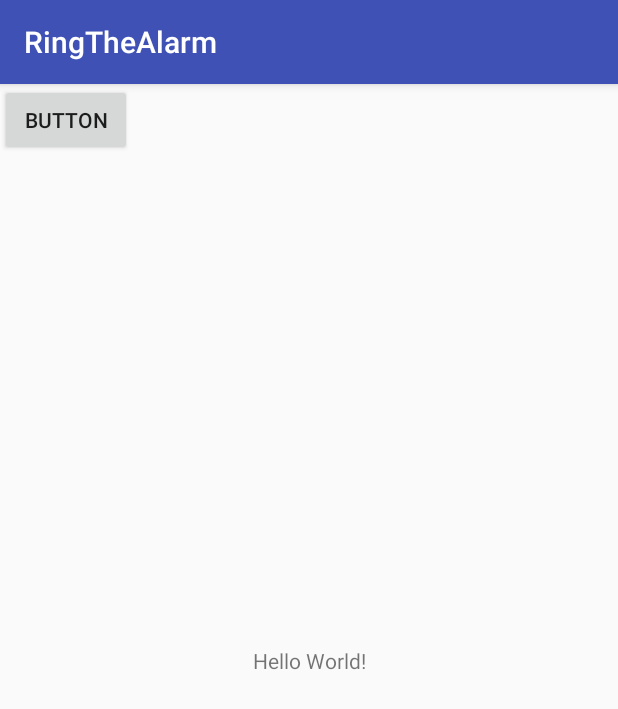
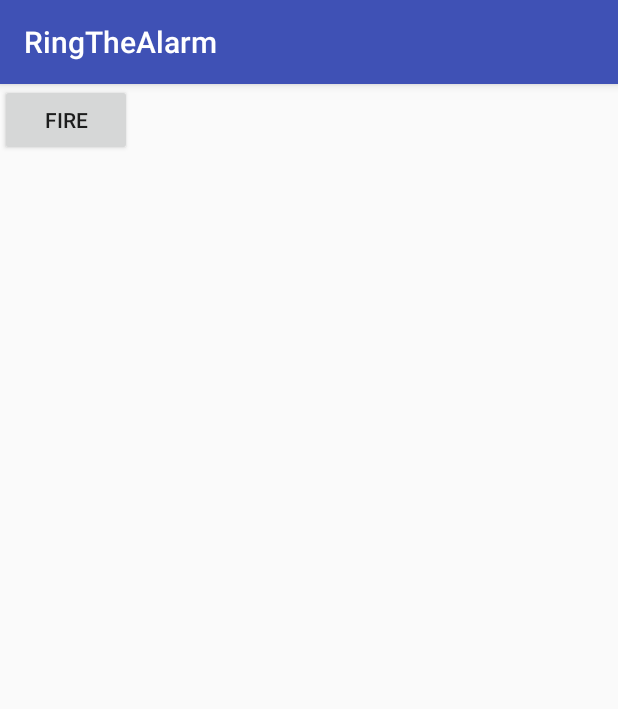
Before and after one commit to NjeriNjoroge/Ring_The_Alarm, an Android app: the screen it shows after launch (MainActivity), on a phone screen of 412 x 824 dp. Shown: the top 709 px of the screen. Run offline under Robolectric (Android 15) with nearby library versions, the phone set to English and light mode, and no system bars.

Commit message:
fire list view

```diff
--- a/app/src/main/AndroidManifest.xml
+++ b/app/src/main/AndroidManifest.xml
@@ -16,6 +16,7 @@
                 <category android:name="android.intent.category.LAUNCHER" />
             </intent-filter>
         </activity>
+        <activity android:name=".FireActivity"></activity>
     </application>
 
 </manifest>
--- a/app/src/main/java/com/example/gnjoroge/ringthealarm/MainActivity.java
+++ b/app/src/main/java/com/example/gnjoroge/ringthealarm/MainActivity.java
@@ -1,13 +1,30 @@
 package com.example.gnjoroge.ringthealarm;
 
+import android.content.Intent;
 import android.support.v7.app.AppCompatActivity;
 import android.os.Bundle;
+import android.view.View;
+import android.widget.Button;
 
 public class MainActivity extends AppCompatActivity {
+
+    private Button mFireButton;
 
     @Override
     protected void onCreate(Bundle savedInstanceState) {
         super.onCreate(savedInstanceState);
         setContentView(R.layout.activity_main);
+
+        mFireButton = (Button) findViewById(R.id.fireButton);
+
+        mFireButton.setOnClickListener(new View.OnClickListener() {
+            @Override
+            public void onClick(View view) {
+                Intent intent = new Intent(MainActivity.this, FireActivity.class);
+                startActivity(intent);
+            }
+        });
+
+
     }
 }
--- a/app/src/main/res/layout/activity_main.xml
+++ b/app/src/main/res/layout/activity_main.xml
@@ -7,18 +7,9 @@
     tools:context="com.example.gnjoroge.ringthealarm.MainActivity">
 
     <Button
-        android:id="@+id/button"
+        android:id="@+id/fireButton"
         android:layout_width="wrap_content"
         android:layout_height="wrap_content"
-        android:text="Button" />
-
-    <TextView
-        android:layout_width="wrap_content"
-        android:layout_height="wrap_content"
-        android:text="Hello World!"
-        app:layout_constraintBottom_toBottomOf="parent"
-        app:layout_constraintLeft_toLeftOf="parent"
-        app:layout_constraintRight_toRightOf="parent"
-        app:layout_constraintTop_toTopOf="parent" />
+        android:text="Fire" />
 
 </android.support.constraint.ConstraintLayout>
```
Also changed, not shown: app/src/main/java/com/example/gnjoroge/ringthealarm/FireActivity.java (added, +26 -0 lines), app/src/main/res/layout/activity_fire.xml (added, +40 -0 lines).
